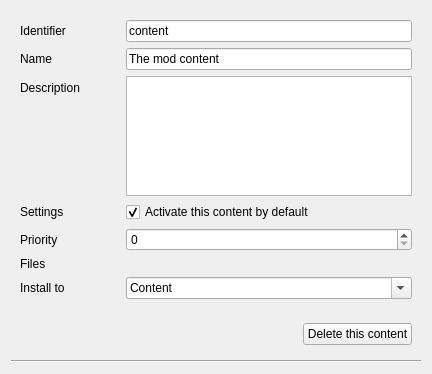
Old version of the form src/modimportercontentitem.ui in the repository kriana/SilVerPLuM.
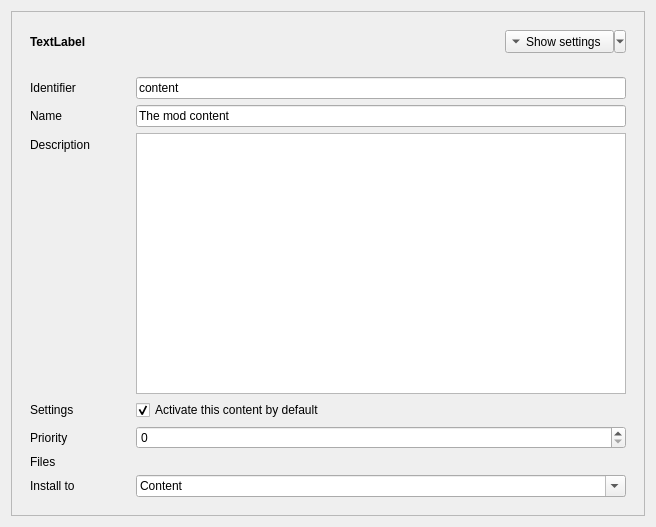
New version of the form. Icons and pictures are not drawn. Custom widgets are drawn as their Qt base class.

```diff
--- a/src/modimportercontentitem.ui
+++ b/src/modimportercontentitem.ui
@@ -6,8 +6,8 @@
    <rect>
     <x>0</x>
     <y>0</y>
-    <width>432</width>
-    <height>348</height>
+    <width>656</width>
+    <height>527</height>
    </rect>
   </property>
   <property name="windowTitle">
@@ -16,9 +16,69 @@
   <property name="locale">
    <locale language="English" country="UnitedStates"/>
   </property>
+  <layout class="QGridLayout" name="gridLayout">
+   <item row="0" column="0">
+    <widget class="QFrame" name="frame">
+     <property name="frameShape">
+      <enum>QFrame::StyledPanel</enum>
+     </property>
+     <property name="frameShadow">
+      <enum>QFrame::Raised</enum>
+     </property>
   <layout class="QVBoxLayout" name="verticalLayout">
    <item>
-    <widget class="QWidget" name="widget" native="true">
+       <widget class="QWidget" name="widget_2" native="true">
+        <layout class="QHBoxLayout" name="horizontalLayout">
+         <item>
+          <widget class="QLabel" name="lblInformation">
+           <property name="font">
+            <font>
+             <weight>75</weight>
+             <bold>true</bold>
+            </font>
+           </property>
+           <property name="text">
+            <string>TextLabel</string>
+           </property>
+          </widget>
+         </item>
+         <item>
+          <spacer name="horizontalSpacer">
+           <property name="orientation">
+            <enum>Qt::Horizontal</enum>
+           </property>
+           <property name="sizeHint" stdset="0">
+            <size>
+             <width>40</width>
+             <height>20</height>
+            </size>
+           </property>
+          </spacer>
+         </item>
+         <item>
+          <widget class="QToolButton" name="btnShowSettings">
+           <property name="text">
+            <string>Show settings</string>
+           </property>
+           <property name="checkable">
+            <bool>true</bool>
+           </property>
+           <property name="popupMode">
+            <enum>QToolButton::MenuButtonPopup</enum>
+           </property>
+           <property name="toolButtonStyle">
+            <enum>Qt::ToolButtonTextBesideIcon</enum>
+           </property>
+           <property name="arrowType">
+            <enum>Qt::DownArrow</enum>
+           </property>
+          </widget>
+         </item>
+        </layout>
+       </widget>
+      </item>
+      <item>
+       <widget class="QWidget" name="expandWidget" native="true">
      <layout class="QFormLayout" name="formLayout">
       <item row="1" column="0">
        <widget class="QLabel" name="label">
@@ -180,43 +240,18 @@
      </layout>
     </widget>
    </item>
-   <item>
-    <widget class="QWidget" name="widget_2" native="true">
-     <layout class="QHBoxLayout" name="horizontalLayout">
-      <item>
-       <spacer name="horizontalSpacer">
-        <property name="orientation">
-         <enum>Qt::Horizontal</enum>
-        </property>
-        <property name="sizeHint" stdset="0">
-         <size>
-          <width>40</width>
-          <height>20</height>
-         </size>
-        </property>
-       </spacer>
-      </item>
-      <item>
-       <widget class="QPushButton" name="btnDelete">
-        <property name="text">
-         <string>Delete this content</string>
-        </property>
+     </layout>
+    </widget>
+   </item>
+  </layout>
+  <action name="actionRemove">
         <property name="icon">
          <iconset theme="list-remove"/>
         </property>
-       </widget>
-      </item>
-     </layout>
-    </widget>
-   </item>
-   <item>
-    <widget class="Line" name="line">
-     <property name="orientation">
-      <enum>Qt::Horizontal</enum>
-     </property>
-    </widget>
-   </item>
-  </layout>
+   <property name="text">
+    <string>Remove this content</string>
+   </property>
+  </action>
  </widget>
  <customwidgets>
   <customwidget>
```
Left out of the diff: 18 changed lines with no effect on the pictures. Lines whose indentation alone changed are shown as unchanged.
